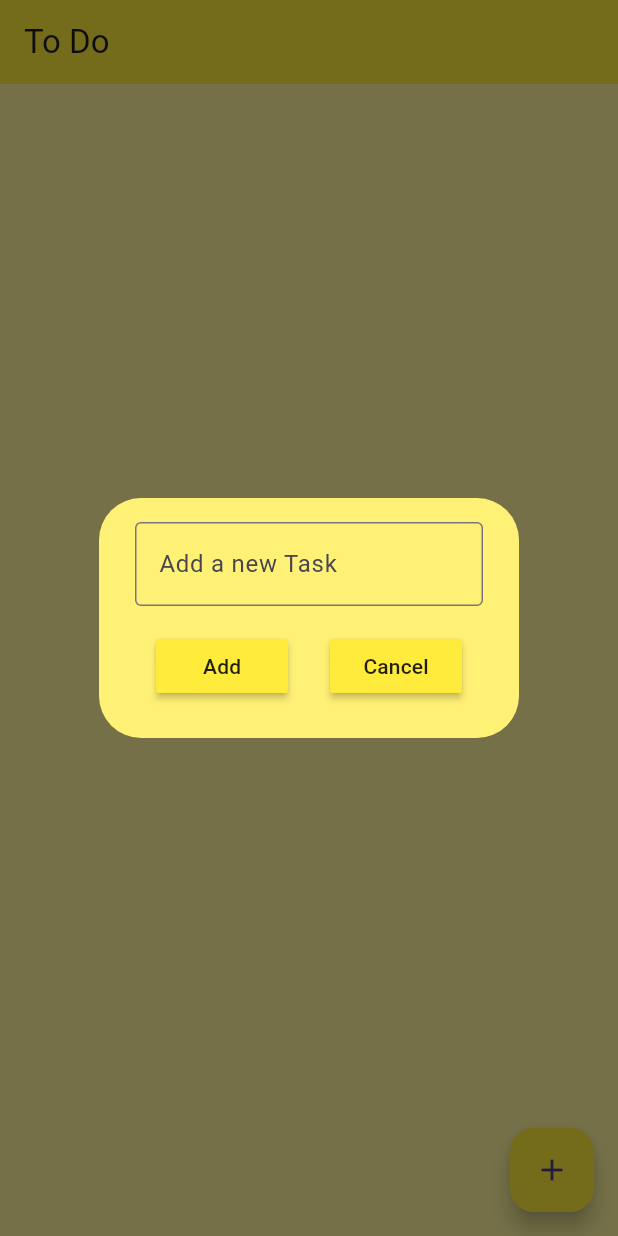
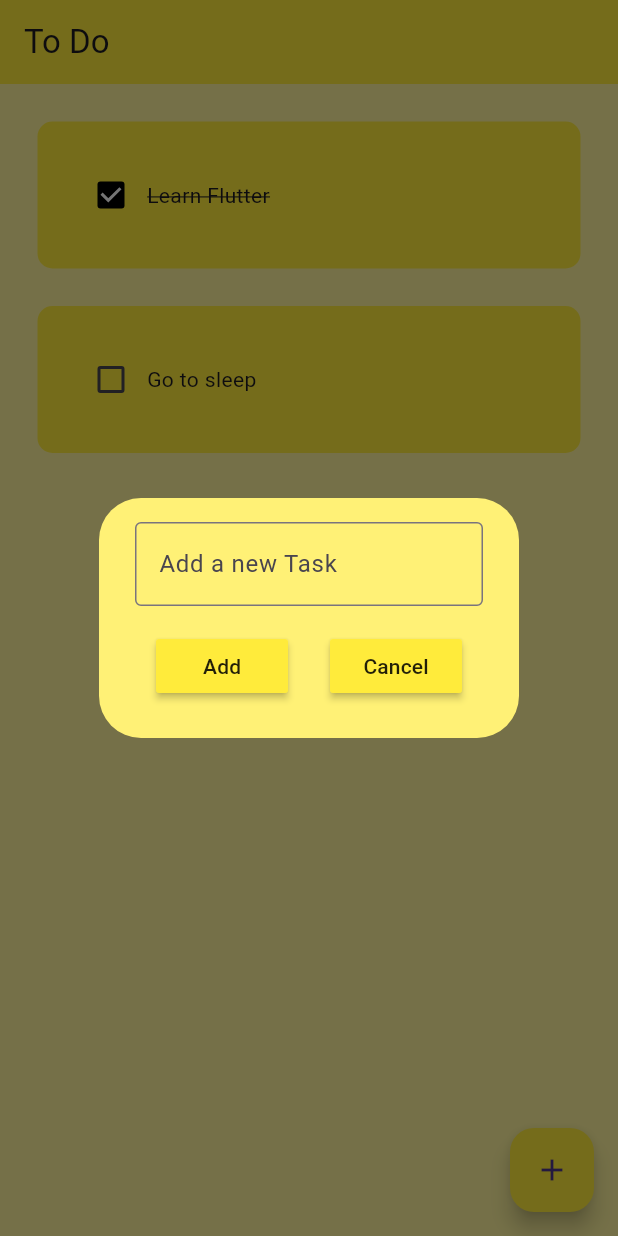
Before and after one commit to bereketsewnet/ToDoApp, a Flutter app: the screen it shows after launch, after a tap on the "add" icon, on a phone screen of 412 x 824 dp. Run offline on Flutter 3.47's test engine with Material 3 defaults, Android fonts, the phone set to English and light mode, and no system bars; drawn by our look-alikes of flutter_slidable; our stand-ins replace hive_flutter; accounts and stored records are empty.

Commit message:
i am finish simple todolist app that save daily life rotation......and save in to local database........:)

```diff
--- /dev/null
+++ b/lib/data/database.dart
@@ -0,0 +1,27 @@
+import 'package:hive_flutter/hive_flutter.dart';
+
+class ToDoDataBase {
+  List toDoList = [];
+  final _myBox = Hive.box('MyBox');
+
+  void createInitialData() {
+    toDoList = [
+      {
+        'taskName': 'Learn Flutter',
+        'isCompleted': true,
+      },
+      {
+        'taskName': 'Go to sleep',
+        'isCompleted': false,
+      },
+    ];
+  }
+
+  void loadData() {
+    toDoList = _myBox.get('TODOLIST');
+  }
+
+  void updateData() {
+    _myBox.put('TODOLIST', toDoList);
+  }
+}
--- a/lib/main.dart
+++ b/lib/main.dart
@@ -1,8 +1,12 @@
 import 'package:flutter/material.dart';
+import 'package:hive_flutter/hive_flutter.dart';
 import 'package:to_do_app/pages/ToDoPage.dart';
 
-void main() {
+void main() async{
+  await Hive.initFlutter();
+  var _myBox = await Hive.openBox('MyBox');
   runApp(const MyApp());
+
 }
 
 class MyApp extends StatelessWidget {
--- a/lib/pages/ToDoPage.dart
+++ b/lib/pages/ToDoPage.dart
@@ -1,6 +1,8 @@
 import 'package:flutter/material.dart';
+import 'package:hive_flutter/hive_flutter.dart';
 import 'package:to_do_app/util/dialog_box.dart';
 
+import '../data/database.dart';
 import '../util/to_to_tile.dart';
 
 class ToDoPage extends StatefulWidget {
@@ -12,13 +14,15 @@ class ToDoPage extends StatefulWidget {
 
 class _ToDoPageState extends State<ToDoPage> {
   final TextEditingController addToDoController = TextEditingController();
-  List toDoLists = [];
+  ToDoDataBase db = ToDoDataBase();
+
+  final _myBox = Hive.box('MyBox');
 
   void checkBoxChange(bool? value, int index) {
     setState(() {
-      toDoLists[index]['isCompleted'] = !toDoLists[index]['isCompleted'];
-      addToDoController.clear();
+      db.toDoList[index]['isCompleted'] = !db.toDoList[index]['isCompleted'];
     });
+    db.updateData();
   }
 
   void showDialogNewTask() {
@@ -35,19 +39,31 @@ class _ToDoPageState extends State<ToDoPage> {
 
   void saveNewTask() {
     setState(() {
-      toDoLists.add({
+      db.toDoList.add({
         'taskName': addToDoController.text,
         'isCompleted': false,
       });
     });
     Navigator.of(context).pop();
     addToDoController.clear();
+    db.updateData();
   }
 
   void deleteTask(int index) {
     setState(() {
-      toDoLists.removeAt(index);
+      db.toDoList.removeAt(index);
     });
+    db.updateData();
+  }
+
+  @override
+  void initState() {
+    if (_myBox.get('TODOLIST') == null) {
+      db.createInitialData();
+    } else {
+      db.loadData();
+    }
+    super.initState();
   }
 
   @override
@@ -60,11 +76,11 @@ class _ToDoPageState extends State<ToDoPage> {
         elevation: 0,
       ),
       body: ListView.builder(
-        itemCount: toDoLists.length,
+        itemCount: db.toDoList.length,
         itemBuilder: (context, index) {
           return ToDoTile(
-            taskName: toDoLists[index]['taskName'],
-            taskCompleted: toDoLists[index]['isCompleted'],
+            taskName: db.toDoList[index]['taskName'],
+            taskCompleted: db.toDoList[index]['isCompleted'],
             onChange: (value) => checkBoxChange(value, index),
             deleteFunction: (context) => deleteTask(index),
           );
--- a/pubspec.yaml
+++ b/pubspec.yaml
@@ -36,10 +36,14 @@ dependencies:
   # Use with the CupertinoIcons class for iOS style icons.
   cupertino_icons: ^1.0.8
   flutter_slidable: ^3.1.1
+  hive: ^2.2.3
+  hive_flutter: ^1.1.0
 
 dev_dependencies:
   flutter_test:
     sdk: flutter
+  build_runner:
+  hive_generator:
 
   # The "flutter_lints" package below contains a set of recommended lints to
   # encourage good coding practices. The lint set provided by the package is
```
Also changed, not shown: pubspec.lock, 1 other file.
